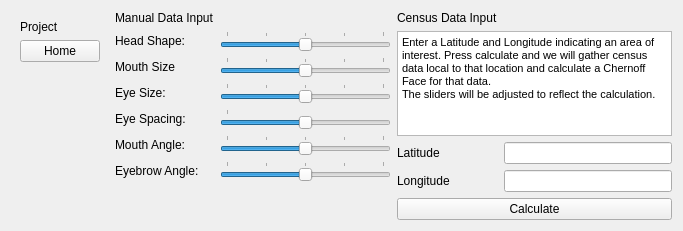
This is resources/widget/ChernoffFaceWidget/widget.ui in pemj/MayaPy as Qt 5 draws it before an edit. The edited form follows.
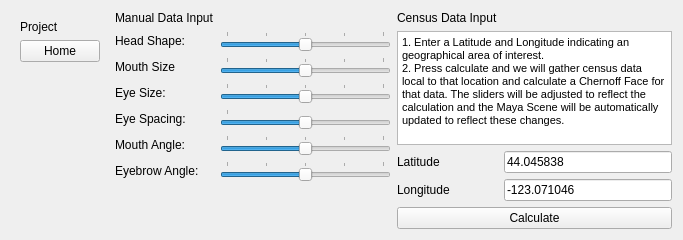
This is the edited form.

Commit message: Added some description to GUI, gave default location of Deschutes Hall's Lat/Long

```diff
--- a/resources/widget/ChernoffFaceWidget/widget.ui
+++ b/resources/widget/ChernoffFaceWidget/widget.ui
@@ -7,7 +7,7 @@
     <x>0</x>
     <y>0</y>
     <width>683</width>
-    <height>231</height>
+    <height>240</height>
    </rect>
   </property>
   <property name="windowTitle">
@@ -314,8 +314,8 @@
 &lt;html&gt;&lt;head&gt;&lt;meta name=&quot;qrichtext&quot; content=&quot;1&quot; /&gt;&lt;style type=&quot;text/css&quot;&gt;
 p, li { white-space: pre-wrap; }
 &lt;/style&gt;&lt;/head&gt;&lt;body style=&quot; font-family:'MS Shell Dlg 2'; font-size:8.25pt; font-weight:400; font-style:normal;&quot;&gt;
-&lt;p style=&quot; margin-top:0px; margin-bottom:0px; margin-left:0px; margin-right:0px; -qt-block-indent:0; text-indent:0px;&quot;&gt;&lt;span style=&quot; font-size:8pt;&quot;&gt;Enter a Latitude and Longitude indicating an area of interest. Press calculate and we will gather census data local to that location and calculate a Chernoff Face for that data.&lt;/span&gt;&lt;/p&gt;
-&lt;p style=&quot; margin-top:0px; margin-bottom:0px; margin-left:0px; margin-right:0px; -qt-block-indent:0; text-indent:0px;&quot;&gt;&lt;span style=&quot; font-size:8pt;&quot;&gt;The sliders will be adjusted to reflect the calculation.&lt;/span&gt;&lt;/p&gt;&lt;/body&gt;&lt;/html&gt;</string>
+&lt;p style=&quot; margin-top:0px; margin-bottom:0px; margin-left:0px; margin-right:0px; -qt-block-indent:0; text-indent:0px;&quot;&gt;&lt;span style=&quot; font-size:8pt;&quot;&gt;1. Enter a Latitude and Longitude indicating an geographical area of interest. &lt;/span&gt;&lt;/p&gt;
+&lt;p style=&quot; margin-top:0px; margin-bottom:0px; margin-left:0px; margin-right:0px; -qt-block-indent:0; text-indent:0px;&quot;&gt;&lt;span style=&quot; font-size:8pt;&quot;&gt;2. Press calculate and we will gather census data local to that location and calculate a Chernoff Face for that data. The sliders will be adjusted to reflect the calculation and the Maya Scene will be automatically updated to reflect these changes.&lt;/span&gt;&lt;/p&gt;&lt;/body&gt;&lt;/html&gt;</string>
        </property>
       </widget>
      </item>
@@ -327,7 +327,11 @@
       </widget>
      </item>
      <item row="3" column="1">
-      <widget class="QLineEdit" name="longitudeLineEdit"/>
+      <widget class="QLineEdit" name="longitudeLineEdit">
+       <property name="text">
+        <string>-123.071046</string>
+       </property>
+      </widget>
      </item>
      <item row="5" column="0" colspan="2">
       <widget class="QPushButton" name="calculateCensusBtn">
@@ -337,7 +341,11 @@
       </widget>
      </item>
      <item row="2" column="1">
-      <widget class="QLineEdit" name="latitudeLineEdit"/>
+      <widget class="QLineEdit" name="latitudeLineEdit">
+       <property name="text">
+        <string>44.045838</string>
+       </property>
+      </widget>
      </item>
      <item row="2" column="0">
       <widget class="QLabel" name="latitudeLabel">
```
